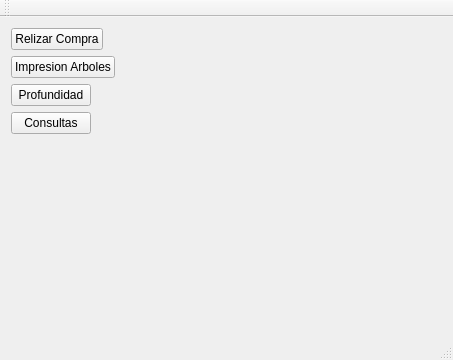
Above: cliente_1/mainwindow.ui from danialvaradob/Datos_Sockets_3 before the change. Below: the same form after it.
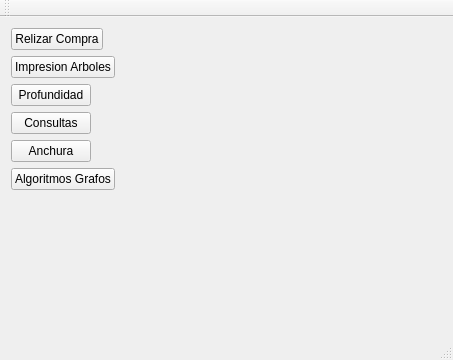
That is the form after the change.

```diff
--- a/cliente_1/mainwindow.ui
+++ b/cliente_1/mainwindow.ui
@@ -43,6 +43,20 @@
       </property>
      </widget>
     </item>
+    <item row="4" column="0">
+     <widget class="QPushButton" name="pushButton_5">
+      <property name="text">
+       <string>Anchura</string>
+      </property>
+     </widget>
+    </item>
+    <item row="5" column="0">
+     <widget class="QPushButton" name="pushButton_6">
+      <property name="text">
+       <string>Algoritmos Grafos</string>
+      </property>
+     </widget>
+    </item>
    </layout>
   </widget>
   <widget class="QMenuBar" name="menuBar">
```
